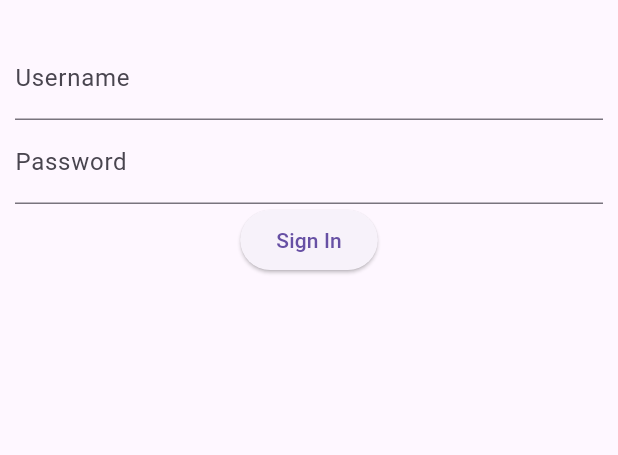
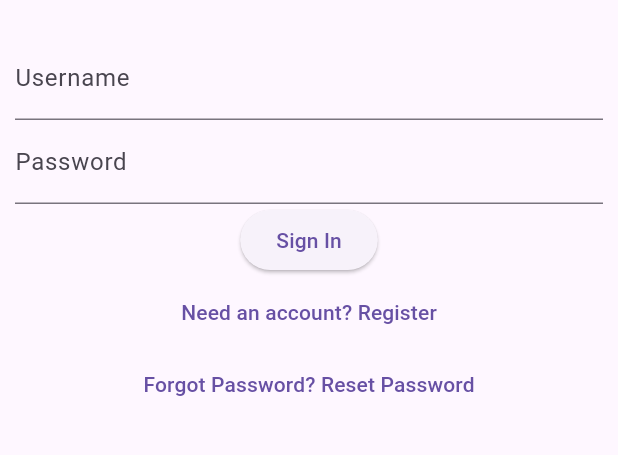
Before and after one commit to BlairyDev/movie_app, a Flutter app: the screen it shows after launch, on a phone screen of 412 x 824 dp, the part 63-518 px from its top. Run offline on Flutter 3.47's test engine with Material 3 defaults, Android fonts, the phone set to English and light mode, and no system bars; our stand-ins replace flutter_dotenv, get_it.

Commit message:
Add Register and Forgot Password

```diff
--- a/lib/view/login_screen.dart
+++ b/lib/view/login_screen.dart
@@ -1,5 +1,6 @@
 import 'package:flutter/material.dart';
 import '../data/services/tmdb_api_service.dart';
+import 'package:url_launcher/url_launcher.dart';
 
 class LoginScreen extends StatefulWidget {
   const LoginScreen({super.key});
@@ -12,6 +13,8 @@ class _LoginScreenState extends State<LoginScreen> {
   final TextEditingController usernameController = TextEditingController();
   final TextEditingController passwordController = TextEditingController();
   final TmdbAuthService authService = TmdbAuthService();
+  static final Uri _registerUrl = Uri.parse('https://www.themoviedb.org/signup');
+  static final Uri _passwordResetUrl = Uri.parse('https://www.themoviedb.org/reset-password');
 
   void login() async {
     final requestToken = await authService.fetchRequestToken();
@@ -41,6 +44,14 @@ class _LoginScreenState extends State<LoginScreen> {
             TextField(controller: usernameController, decoration: const InputDecoration(labelText: 'Username')),
             TextField(controller: passwordController, decoration: const InputDecoration(labelText: 'Password'), obscureText: true),
             ElevatedButton(onPressed: login, child: const Text('Sign In')),
+            TextButton(
+              onPressed: () => launchUrl(_registerUrl),
+              child:const Text('Need an account? Register'),
+            ),
+            TextButton(
+              onPressed: () => launchUrl(_passwordResetUrl),
+              child:const Text('Forgot Password? Reset Password'),
+            ),
           ],
         ),
       ),
```
